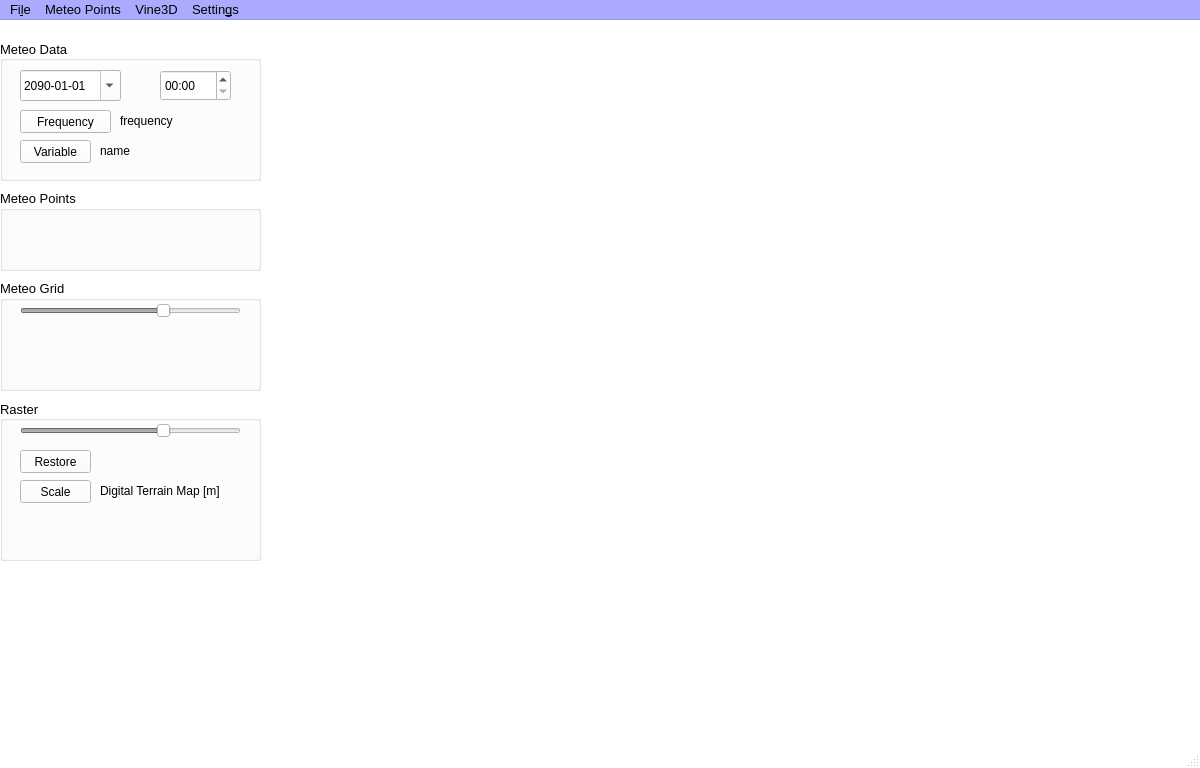
Above: VINE3D/mainWindow.ui from gaowudao/CRITERIA3D before the change. Below: the same form after it.
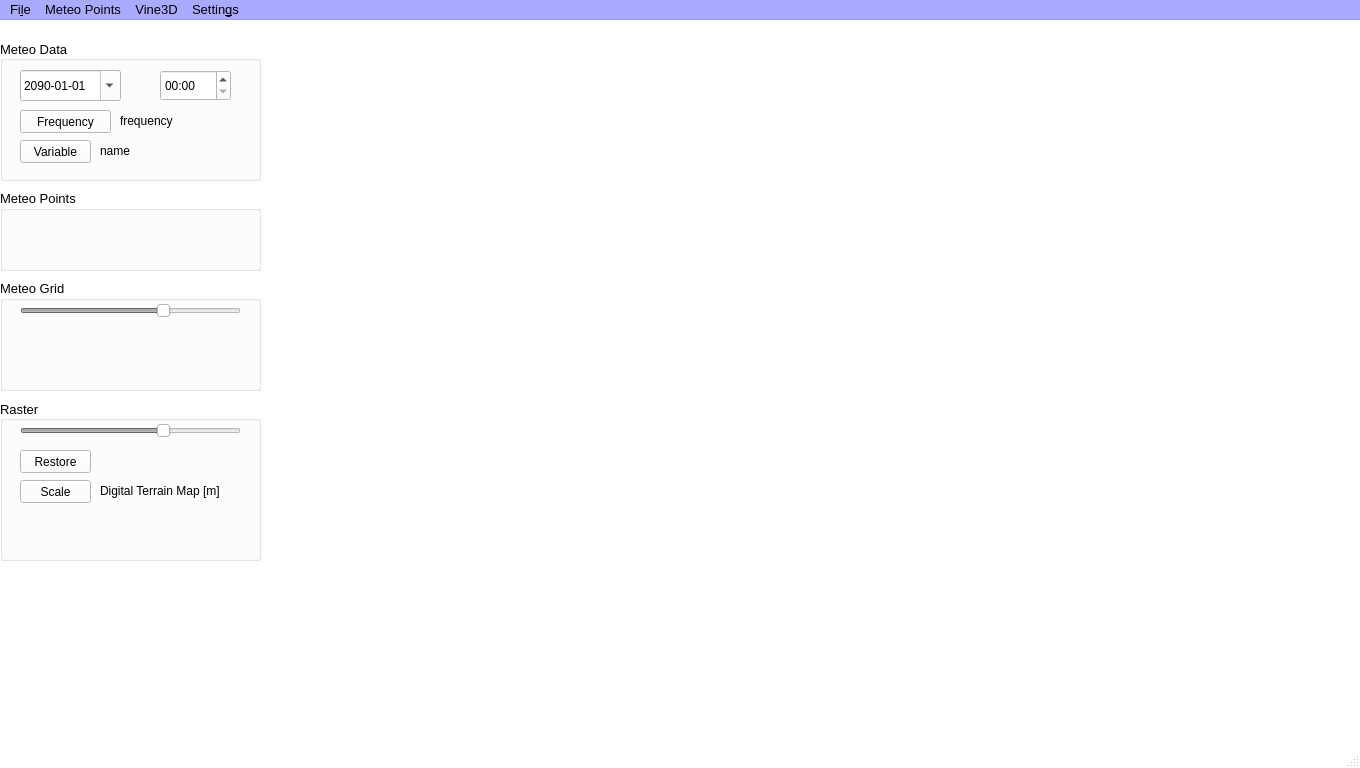
That is the form after the change.

What changed in the file:
```diff
--- a/VINE3D/mainWindow.ui
+++ b/VINE3D/mainWindow.ui
@@ -6,7 +6,7 @@
    <rect>
     <x>0</x>
     <y>0</y>
-    <width>1200</width>
+    <width>1360</width>
     <height>768</height>
    </rect>
   </property>
@@ -1949,7 +1949,7 @@
     <rect>
      <x>0</x>
      <y>0</y>
-     <width>1200</width>
+     <width>1360</width>
      <height>21</height>
     </rect>
    </property>
@@ -2402,7 +2402,7 @@
     </widget>
     <addaction name="menuMap"/>
    </widget>
-   <widget class="QMenu" name="menuVine3D">
+   <widget class="QMenu" name="menuCriteria3D">
     <property name="title">
      <string>Vine3D</string>
     </property>
@@ -2410,7 +2410,7 @@
    </widget>
    <addaction name="menuFile"/>
    <addaction name="menuVariable"/>
-   <addaction name="menuVine3D"/>
+   <addaction name="menuCriteria3D"/>
    <addaction name="menuGIS_settings"/>
   </widget>
   <widget class="QStatusBar" name="statusBar"/>
```
Left out of the diff: 58 changed lines with no effect on the pictures.
